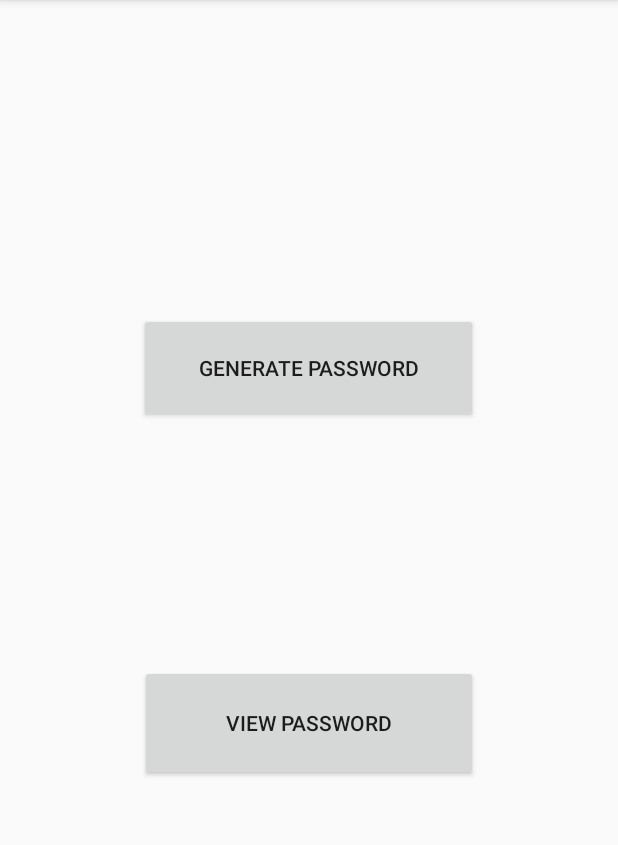
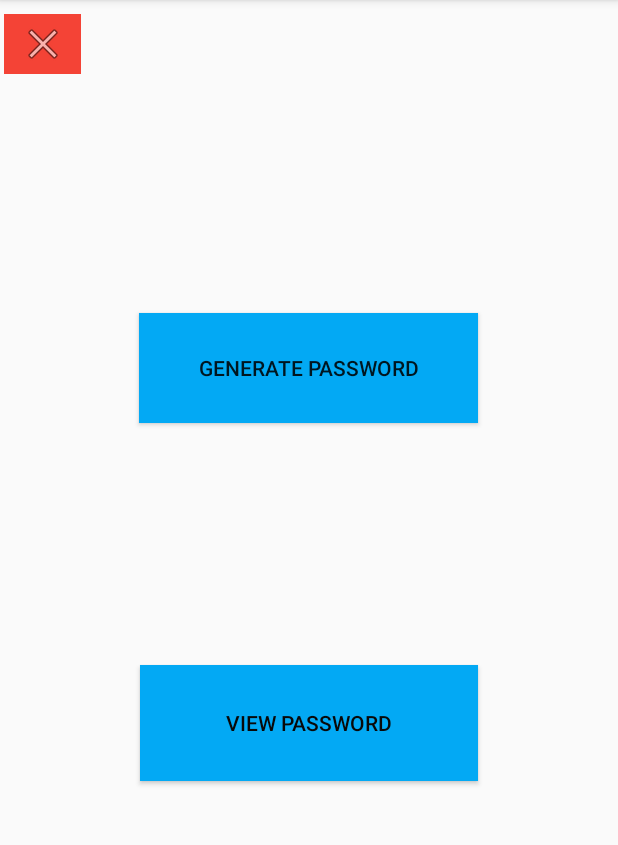
Before and after one commit to Anubhav-byte/Password-Manager, an Android app: the screen it shows after launch (MainActivity), on a phone screen of 412 x 824 dp, the part 84-929 px from its top. Run offline under Robolectric (Android 15) with nearby library versions, the phone set to English and light mode, and no system bars.

Commit message:
Fixed screen problem

```diff
--- a/Hacks/app/src/main/java/com/example/hacks/MainActivity.java
+++ b/Hacks/app/src/main/java/com/example/hacks/MainActivity.java
@@ -2,6 +2,7 @@ package com.example.hacks;
 
 import androidx.appcompat.app.AppCompatActivity;
 
+import android.app.Activity;
 import android.content.Intent;
 import android.os.Bundle;
 import android.util.Log;
@@ -28,4 +29,8 @@ public class MainActivity extends AppCompatActivity {
         startActivity(intent);
 
     }
+
+    public void close(View view) {
+        finish();
+    }
 }
--- a/Hacks/app/src/main/res/layout/activity_main.xml
+++ b/Hacks/app/src/main/res/layout/activity_main.xml
@@ -10,6 +10,7 @@
         android:id="@+id/gpassword"
         android:layout_width="226dp"
         android:layout_height="73dp"
+        android:background="#03A9F4"
         android:onClick="Gpassword"
         android:text="@string/generate_password"
         app:layout_constraintBottom_toBottomOf="parent"
@@ -23,11 +24,27 @@
         android:id="@+id/vdatabase"
         android:layout_width="225dp"
         android:layout_height="77dp"
+        android:background="#03A9F4"
+        android:onClick="viewdatabase"
         android:text="@string/view"
-        android:onClick="viewdatabase"
+        android:textColor="#090909"
         app:layout_constraintBottom_toBottomOf="parent"
         app:layout_constraintEnd_toEndOf="parent"
         app:layout_constraintStart_toStartOf="parent"
         app:layout_constraintTop_toBottomOf="@+id/gpassword"
         app:layout_constraintVertical_bias="0.394" />
+
+    <ImageButton
+        android:id="@+id/close_btn"
+        android:layout_width="51dp"
+        android:layout_height="40dp"
+        android:background="#F44336"
+        android:onClick="close"
+        app:layout_constraintBottom_toTopOf="@+id/gpassword"
+        app:layout_constraintEnd_toEndOf="parent"
+        app:layout_constraintHorizontal_bias="0.007"
+        app:layout_constraintStart_toStartOf="parent"
+        app:layout_constraintTop_toTopOf="parent"
+        app:layout_constraintVertical_bias="0.055"
+        app:srcCompat="@android:drawable/ic_menu_close_clear_cancel" />
 </androidx.constraintlayout.widget.ConstraintLayout>
```
Also changed, not shown: Hacks/app/src/main/res/layout/activity_main2.xml (+11 -2 lines), Hacks/app/src/main/res/layout/activity_pass_view.xml (+14 -4 lines).
